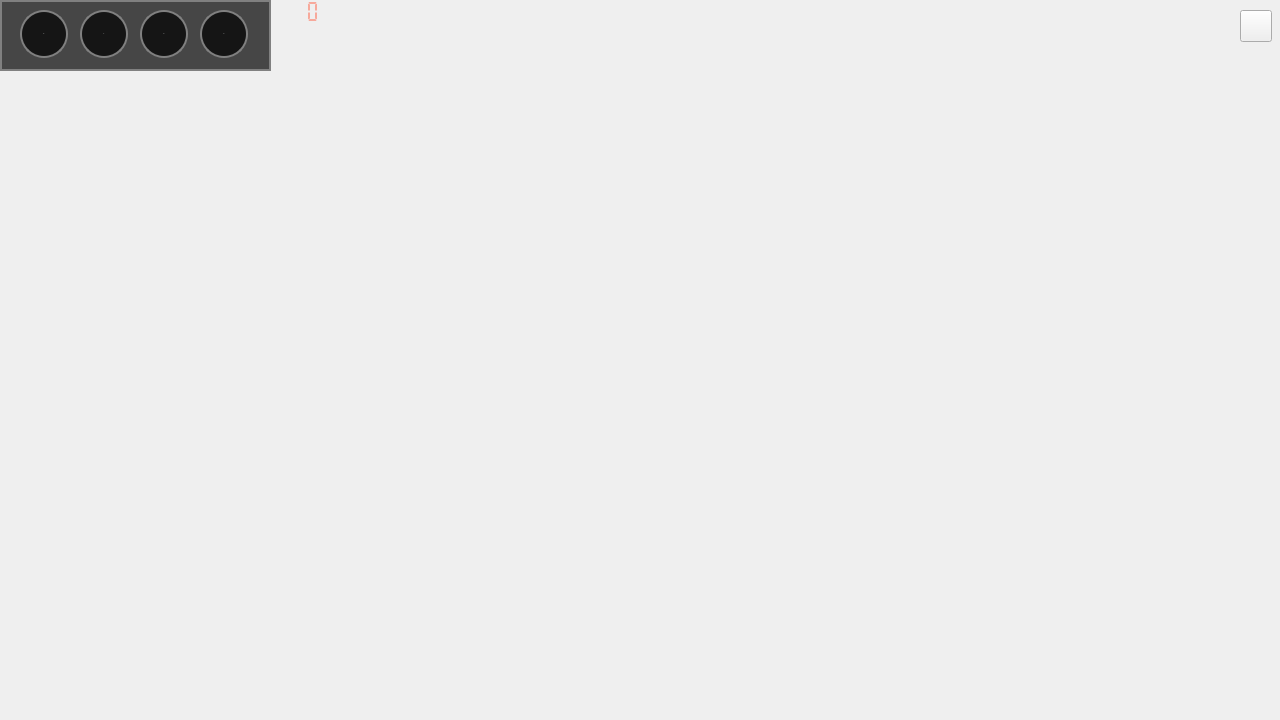
This is interface/hud.ui in StylishTriangles/Aurora as Qt 5 draws it before an edit. The edited form follows.
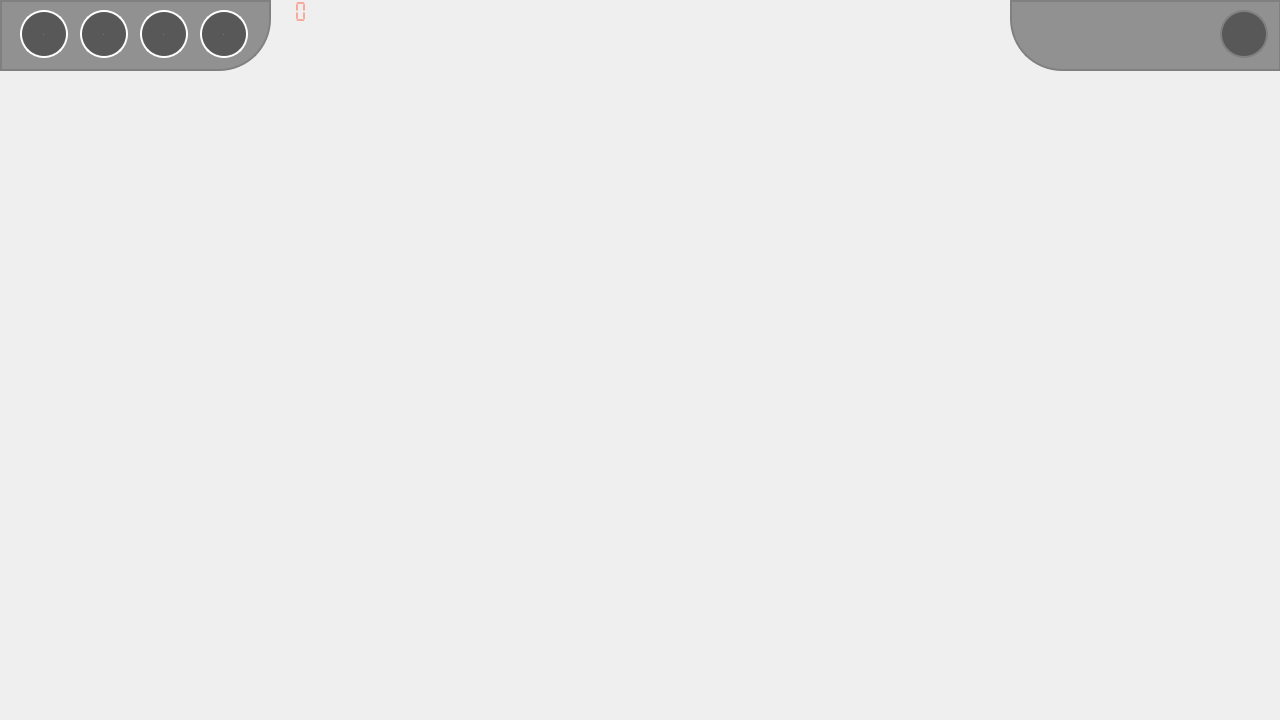
This is the edited form. Icons and pictures are not drawn.

Diff of the .ui file:
```diff
--- a/interface/hud.ui
+++ b/interface/hud.ui
@@ -28,9 +28,9 @@
   <widget class="QLCDNumber" name="FPSCounter">
    <property name="geometry">
     <rect>
-     <x>280</x>
+     <x>270</x>
      <y>0</y>
-     <width>46</width>
+     <width>41</width>
      <height>23</height>
     </rect>
    </property>
@@ -462,36 +462,6 @@
     <number>3</number>
    </property>
   </widget>
-  <widget class="QPushButton" name="exitButton">
-   <property name="geometry">
-    <rect>
-     <x>1240</x>
-     <y>10</y>
-     <width>32</width>
-     <height>32</height>
-    </rect>
-   </property>
-   <property name="sizePolicy">
-    <sizepolicy hsizetype="Fixed" vsizetype="Fixed">
-     <horstretch>0</horstretch>
-     <verstretch>0</verstretch>
-    </sizepolicy>
-   </property>
-   <property name="styleSheet">
-    <string notr="true">QPushButton{
-border-image: url(:/interface/icons/quit0.png);
-}
-QPushButton:hover{
-border-image: url(:/interface/icons/quit1.png);
-}
-QPushButton:pressed{
-border-image: url(:/interface/icons/quit2.png);
-}</string>
-   </property>
-   <property name="text">
-    <string/>
-   </property>
-  </widget>
   <widget class="QFrame" name="management">
    <property name="geometry">
     <rect>
@@ -509,19 +479,22 @@
    <property name="styleSheet">
     <string notr="true">QObject{
 border: 2px solid gray;
-background:  rgb(0,0,0,180);
-border-radius: 24px;
+background:  rgb(0,0,0,100);
 }
 
 QFrame{
-border-radius: 0px 0px 24px 0px;
+border-bottom-right-radius: 52px;
 }
 
 QPushButton{
-font: 18px &quot;Leelawadee UI&quot;;
+font: 20px &quot;Impact&quot;;
+font-style: italic;
 text-align:center;
 color: white;
-width: 32px;
+width: 48px;
+height: 48px;
+border-radius: 24px;
+border-color: white;
 }
 QPushButton:hover{
 border-color: Tomato;
@@ -553,15 +526,15 @@
     </property>
     <property name="font">
      <font>
-      <family>Leelawadee UI</family>
+      <family>Impact</family>
       <pointsize>-1</pointsize>
       <weight>50</weight>
-      <italic>false</italic>
+      <italic>true</italic>
       <bold>false</bold>
      </font>
     </property>
     <property name="text">
-     <string>F</string>
+     <string>F </string>
     </property>
    </widget>
    <widget class="QPushButton" name="research">
@@ -581,15 +554,15 @@
     </property>
     <property name="font">
      <font>
-      <family>Leelawadee UI</family>
+      <family>Impact</family>
       <pointsize>-1</pointsize>
       <weight>50</weight>
-      <italic>false</italic>
+      <italic>true</italic>
       <bold>false</bold>
      </font>
     </property>
     <property name="text">
-     <string>R</string>
+     <string>R </string>
     </property>
    </widget>
    <widget class="QPushButton" name="diplomacy">
@@ -609,15 +582,15 @@
     </property>
     <property name="font">
      <font>
-      <family>Leelawadee UI</family>
+      <family>Impact</family>
       <pointsize>-1</pointsize>
       <weight>50</weight>
-      <italic>false</italic>
+      <italic>true</italic>
       <bold>false</bold>
      </font>
     </property>
     <property name="text">
-     <string>D</string>
+     <string>D </string>
     </property>
    </widget>
    <widget class="QPushButton" name="empire">
@@ -637,15 +610,85 @@
     </property>
     <property name="font">
      <font>
-      <family>Leelawadee UI</family>
+      <family>Impact</family>
       <pointsize>-1</pointsize>
       <weight>50</weight>
-      <italic>false</italic>
+      <italic>true</italic>
       <bold>false</bold>
      </font>
     </property>
     <property name="text">
-     <string>E</string>
+     <string>E </string>
+    </property>
+   </widget>
+  </widget>
+  <widget class="QFrame" name="tools">
+   <property name="geometry">
+    <rect>
+     <x>1010</x>
+     <y>0</y>
+     <width>271</width>
+     <height>71</height>
+    </rect>
+   </property>
+   <property name="font">
+    <font>
+     <family>MS Gothic</family>
+    </font>
+   </property>
+   <property name="styleSheet">
+    <string notr="true">QObject{
+border: 2px solid gray;
+background:  rgb(0,0,0,100);
+}
+
+QFrame{
+border-bottom-left-radius: 52px;
+}
+
+QPushButton{
+font: 20px &quot;Impact&quot;;
+font-style: italic;
+text-align:center;
+color: white;
+width: 32px;
+border-radius: 24px;
+}
+QPushButton:hover{
+border-color: Tomato;
+}
+QPushButton:pressed{
+border-color: Black;
+}</string>
+   </property>
+   <property name="frameShape">
+    <enum>QFrame::StyledPanel</enum>
+   </property>
+   <property name="frameShadow">
+    <enum>QFrame::Raised</enum>
+   </property>
+   <widget class="QPushButton" name="exitButton">
+    <property name="geometry">
+     <rect>
+      <x>210</x>
+      <y>10</y>
+      <width>48</width>
+      <height>48</height>
+     </rect>
+    </property>
+    <property name="sizePolicy">
+     <sizepolicy hsizetype="Fixed" vsizetype="Fixed">
+      <horstretch>0</horstretch>
+      <verstretch>0</verstretch>
+     </sizepolicy>
+    </property>
+    <property name="styleSheet">
+     <string notr="true">QPushButton = exitButton{
+border-image: url(:/interface/icons/quit_alt0.png);
+}</string>
+    </property>
+    <property name="text">
+     <string/>
     </property>
    </widget>
   </widget>
```
Left out of the diff: 12 changed lines with no effect on the pictures.
